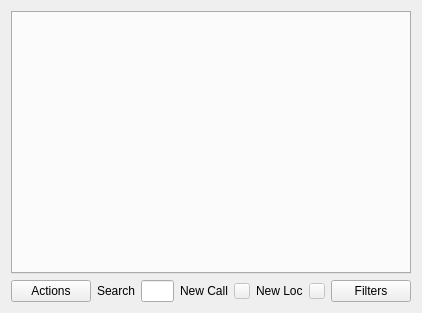
First picture: the form in mqt/MqtLogger/clusterclientframe.ui, repository Rsclub22/Minos2-Mirror, before the edit.
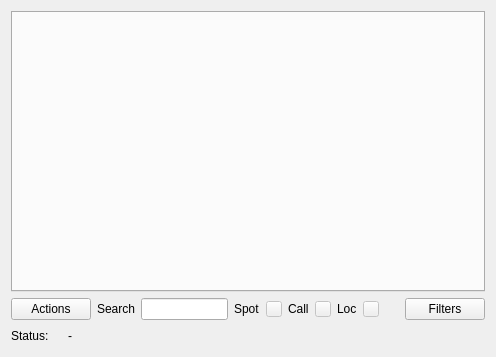
Second picture: the form after the edit. Custom widgets are drawn as their Qt base class.

Commit message: fix spot deletion for reverse index

Diff of the .ui file:
```diff
--- a/mqt/MqtLogger/clusterclientframe.ui
+++ b/mqt/MqtLogger/clusterclientframe.ui
@@ -6,8 +6,8 @@
    <rect>
     <x>0</x>
     <y>0</y>
-    <width>422</width>
-    <height>313</height>
+    <width>496</width>
+    <height>357</height>
    </rect>
   </property>
   <property name="windowTitle">
@@ -50,10 +50,33 @@
      </item>
      <item>
       <layout class="QHBoxLayout" name="horizontalLayout_3">
+       <item>
+        <widget class="QLabel" name="label_4">
+         <property name="text">
+          <string>Spot</string>
+         </property>
+        </widget>
+       </item>
+       <item>
+        <widget class="QPushButton" name="spotIndicator">
+         <property name="enabled">
+          <bool>false</bool>
+         </property>
+         <property name="maximumSize">
+          <size>
+           <width>16</width>
+           <height>16</height>
+          </size>
+         </property>
+         <property name="text">
+          <string/>
+         </property>
+        </widget>
+       </item>
        <item>
         <widget class="QLabel" name="label_2">
          <property name="text">
-          <string>New Call</string>
+          <string>Call</string>
          </property>
         </widget>
        </item>
@@ -76,7 +99,7 @@
        <item>
         <widget class="QLabel" name="label_3">
          <property name="text">
-          <string>New Loc</string>
+          <string>Loc</string>
          </property>
         </widget>
        </item>
@@ -120,6 +143,51 @@
      </item>
     </layout>
    </item>
+   <item>
+    <layout class="QHBoxLayout" name="horizontalLayout_4">
+     <item>
+      <widget class="QLabel" name="label_5">
+       <property name="text">
+        <string>Status:</string>
+       </property>
+      </widget>
+     </item>
+     <item>
+      <widget class="QLabel" name="statusText">
+       <property name="text">
+        <string/>
+       </property>
+      </widget>
+     </item>
+     <item>
+      <widget class="QLabel" name="label_6">
+       <property name="text">
+        <string>-</string>
+       </property>
+      </widget>
+     </item>
+     <item>
+      <widget class="QLabel" name="pausedText">
+       <property name="text">
+        <string/>
+       </property>
+      </widget>
+     </item>
+     <item>
+      <spacer name="horizontalSpacer_2">
+       <property name="orientation">
+        <enum>Qt::Horizontal</enum>
+       </property>
+       <property name="sizeHint" stdset="0">
+        <size>
+         <width>40</width>
+         <height>20</height>
+        </size>
+       </property>
+      </spacer>
+     </item>
+    </layout>
+   </item>
   </layout>
  </widget>
  <customwidgets>
```
The commit also changes 2 other files.
